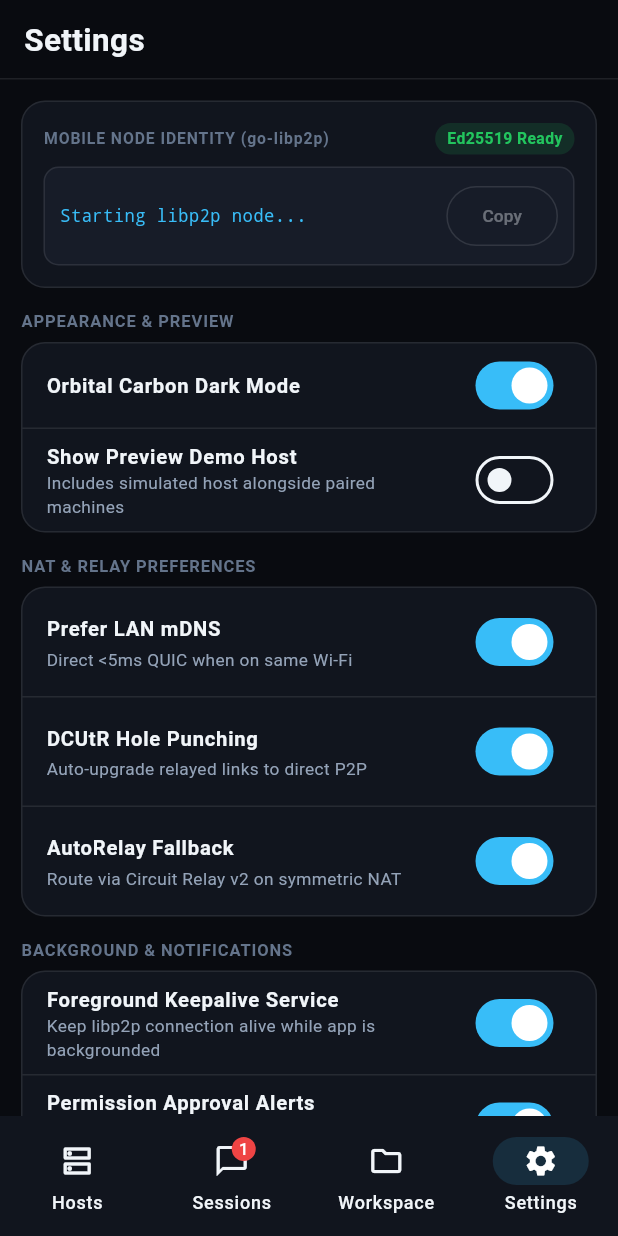
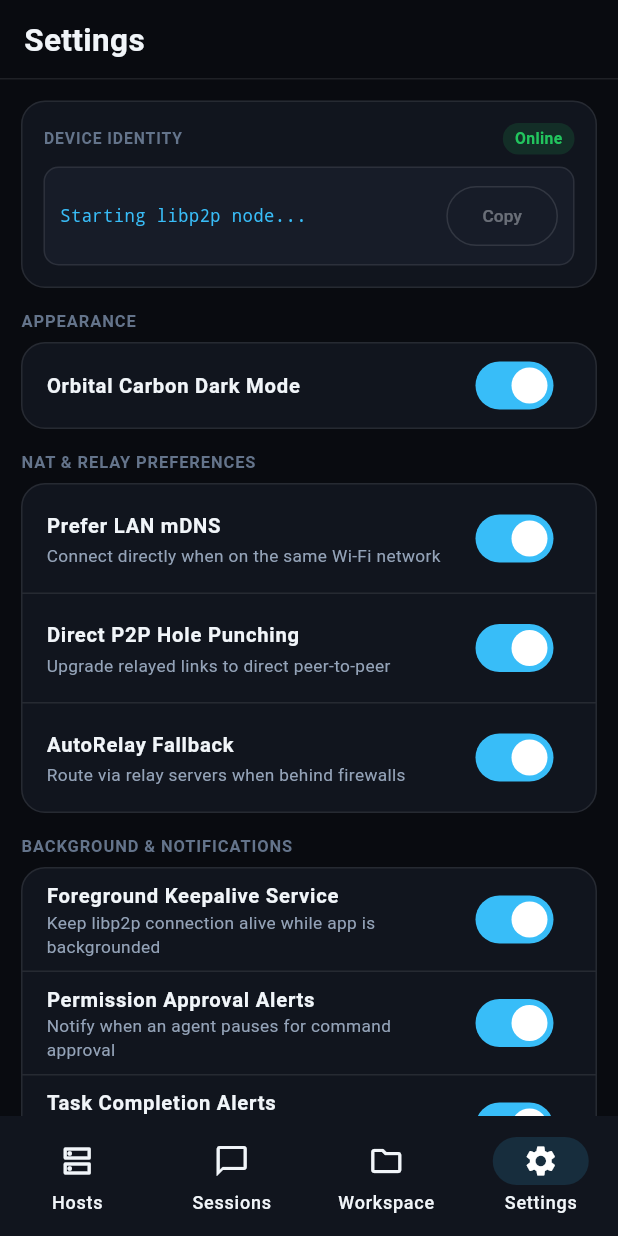
Before and after one commit to luank3/antigravity-mobile, a Flutter app: the screen it shows after launch, item 4 of the bottom bar chosen, on a phone screen of 412 x 824 dp. Run offline on Flutter 3.47's test engine with Material 3 defaults, Android fonts, the phone set to English and light mode, and no system bars; our stand-ins replace connectivity_plus, file_picker, flutter_riverpod, image_picker, shared_preferences; missing offline and left inert: dart:ffi, mobile_scanner.

Commit message:
fix(mobile): cleanup slop subtitles, de-jargonize UI, and hide demo settings in production

```diff
--- a/mobile/lib/features/sessions/new_session_sheet.dart
+++ b/mobile/lib/features/sessions/new_session_sheet.dart
@@ -219,7 +219,7 @@ class _NewSessionSheetState extends ConsumerState<_NewSessionSheet> {
               const SizedBox(height: 10),
               SwitchListTile(
                 contentPadding: EdgeInsets.zero,
-                title: const Text('Terminal Sandbox (--sandbox)', style: TextStyle(fontSize: 13.5, fontWeight: FontWeight.w600)),
+                title: const Text('Terminal Sandbox', style: TextStyle(fontSize: 13.5, fontWeight: FontWeight.w600)),
                 subtitle: Text('Restrict shell commands to workspace', style: TextStyle(color: c.textSecondary, fontSize: 12)),
                 value: _sandbox,
                 onChanged: (v) => setState(() => _sandbox = v),
--- a/mobile/lib/features/settings/settings_screen.dart
+++ b/mobile/lib/features/settings/settings_screen.dart
@@ -1,5 +1,6 @@
 import 'dart:async';
 
+import 'package:flutter/foundation.dart';
 import 'package:flutter/material.dart';
 import 'package:flutter/services.dart';
 import 'package:flutter_riverpod/flutter_riverpod.dart';
@@ -65,7 +66,7 @@ class _SettingsScreenState extends ConsumerState<SettingsScreen> {
                       mainAxisAlignment: MainAxisAlignment.spaceBetween,
                       children: [
                         Text(
-                          'MOBILE NODE IDENTITY (go-libp2p)',
+                          'DEVICE IDENTITY',
                           style: TextStyle(
                             color: c.textMuted,
                             fontSize: 10.5,
@@ -74,7 +75,7 @@ class _SettingsScreenState extends ConsumerState<SettingsScreen> {
                           ),
                         ),
                         StatusBadge(
-                          label: state.nodeError == null ? 'Ed25519 Ready' : 'Init Error',
+                          label: state.nodeError == null ? 'Online' : 'Init Error',
                           fg: state.nodeError == null ? c.success : c.danger,
                           bg: state.nodeError == null ? c.successSoft : c.dangerSoft,
                         ),
@@ -122,7 +123,7 @@ class _SettingsScreenState extends ConsumerState<SettingsScreen> {
                 ),
               ),
               const SizedBox(height: 14),
-              _SectionTitle('Appearance & Preview'),
+              _SectionTitle(kDebugMode ? 'Appearance & Preview' : 'Appearance'),
               const SizedBox(height: 6),
               SurfaceCard(
                 padding: EdgeInsets.zero,
@@ -133,6 +134,7 @@ class _SettingsScreenState extends ConsumerState<SettingsScreen> {
                       value: state.isDarkTheme,
                       onChanged: (_) => controller.toggleTheme(),
                     ),
+                    if (kDebugMode) ...[
                       Divider(height: 1, color: c.border),
                       SwitchListTile(
                         title: const Text('Show Preview Demo Host', style: TextStyle(fontSize: 13.5, fontWeight: FontWeight.w600)),
@@ -140,6 +142,7 @@ class _SettingsScreenState extends ConsumerState<SettingsScreen> {
                         value: state.showDemoHost,
                         onChanged: controller.toggleDemoHost,
                       ),
+                    ],
                   ],
                 ),
               ),
@@ -152,21 +155,21 @@ class _SettingsScreenState extends ConsumerState<SettingsScreen> {
                   children: [
                     SwitchListTile(
                       title: const Text('Prefer LAN mDNS', style: TextStyle(fontSize: 13.5, fontWeight: FontWeight.w600)),
-                      subtitle: Text('Direct <5ms QUIC when on same Wi-Fi', style: TextStyle(color: c.textSecondary, fontSize: 11.5)),
+                      subtitle: Text('Connect directly when on the same Wi-Fi network', style: TextStyle(color: c.textSecondary, fontSize: 11.5)),
                       value: state.preferMdns,
                       onChanged: (v) => controller.setPreference(preferMdns: v),
                     ),
                     Divider(height: 1, color: c.border),
                     SwitchListTile(
-                      title: const Text('DCUtR Hole Punching', style: TextStyle(fontSize: 13.5, fontWeight: FontWeight.w600)),
-                      subtitle: Text('Auto-upgrade relayed links to direct P2P', style: TextStyle(color: c.textSecondary, fontSize: 11.5)),
+                      title: const Text('Direct P2P Hole Punching', style: TextStyle(fontSize: 13.5, fontWeight: FontWeight.w600)),
+                      subtitle: Text('Upgrade relayed links to direct peer-to-peer', style: TextStyle(color: c.textSecondary, fontSize: 11.5)),
                       value: state.enableDcutr,
                       onChanged: (v) => controller.setPreference(enableDcutr: v),
                     ),
                     Divider(height: 1, color: c.border),
                     SwitchListTile(
                       title: const Text('AutoRelay Fallback', style: TextStyle(fontSize: 13.5, fontWeight: FontWeight.w600)),
-                      subtitle: Text('Route via Circuit Relay v2 on symmetric NAT', style: TextStyle(color: c.textSecondary, fontSize: 11.5)),
+                      subtitle: Text('Route via relay servers when behind firewalls', style: TextStyle(color: c.textSecondary, fontSize: 11.5)),
                       value: state.enableAutoRelay,
                       onChanged: (v) => controller.setPreference(enableAutoRelay: v),
                     ),
@@ -239,7 +242,7 @@ class _SettingsScreenState extends ConsumerState<SettingsScreen> {
               const SizedBox(height: 14),
               Row(
                 children: [
-                  Expanded(child: _SectionTitle('Self-Hosted Relays (agy-relay)')),
+                  Expanded(child: _SectionTitle('Self-Hosted Relays')),
                   if (state.relays.isNotEmpty)
                     TextButton(
                       onPressed: state.probingRelays ? null : controller.probeRelays,
--- a/mobile/lib/features/workspace/workspace_screen.dart
+++ b/mobile/lib/features/workspace/workspace_screen.dart
@@ -39,8 +39,9 @@ class _WorkspaceScreenState extends ConsumerState<WorkspaceScreen> {
                       'Workspace',
                       style: TextStyle(fontSize: 21, fontWeight: FontWeight.w700),
                     ),
+                    if (session != null)
                       Text(
-                      '${session?.cwd ?? '~/dev/antigravity-mobile'} · ${session?.branch ?? 'main'}',
+                        '${session.cwd} · ${session.branch}',
                         style: TextStyle(
                           fontFamily: 'monospace',
                           color: c.textSecondary,
--- a/mobile/pubspec.yaml
+++ b/mobile/pubspec.yaml
@@ -16,7 +16,7 @@ publish_to: 'none' # Remove this line if you wish to publish to pub.dev
 # https://developer.apple.com/library/archive/documentation/General/Reference/InfoPlistKeyReference/Articles/CoreFoundationKeys.html
 # In Windows, build-name is used as the major, minor, and patch parts
 # of the product and file versions while build-number is used as the build suffix.
-version: 1.0.2+3
+version: 1.0.3+4
 
 environment:
   sdk: ^3.13.7
```
Also changed, not shown: mobile/lib/core/state/app_state.dart (+18 -3 lines), mobile/lib/features/chat/chat_sheets.dart (+5 -5 lines), mobile/lib/features/hosts/hosts_screen.dart (+4 -14 lines), mobile/lib/features/pairing/pair_sheet.dart (+5 -14 lines), 1 other file. Lines whose indentation alone changed are shown as unchanged.
